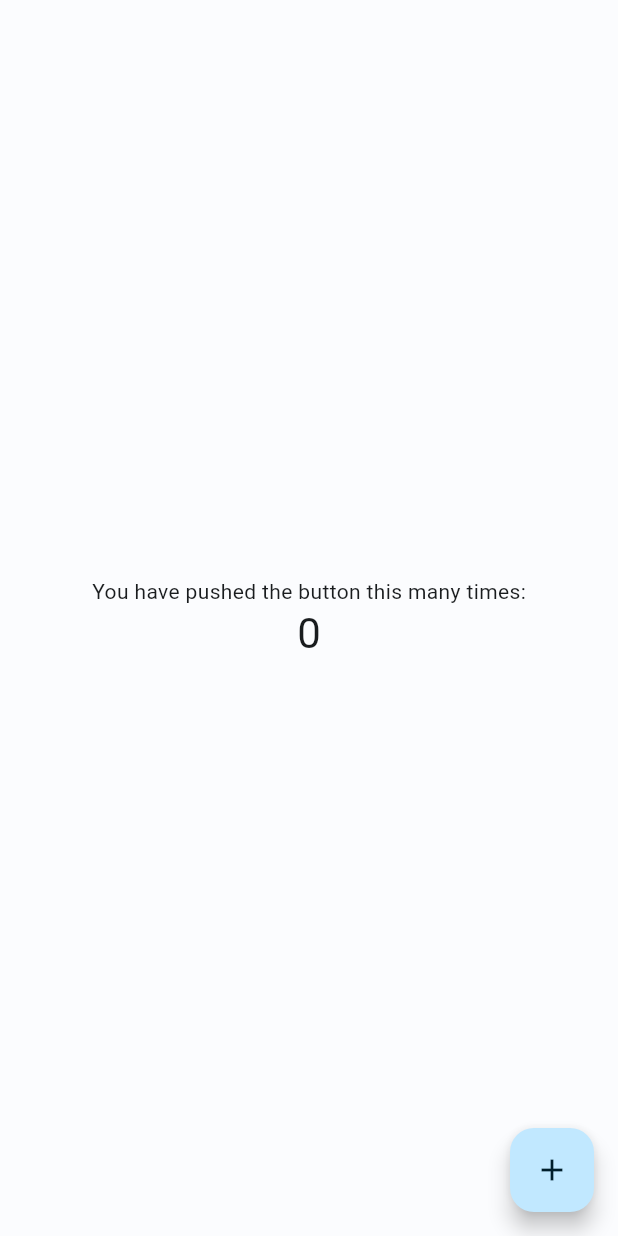
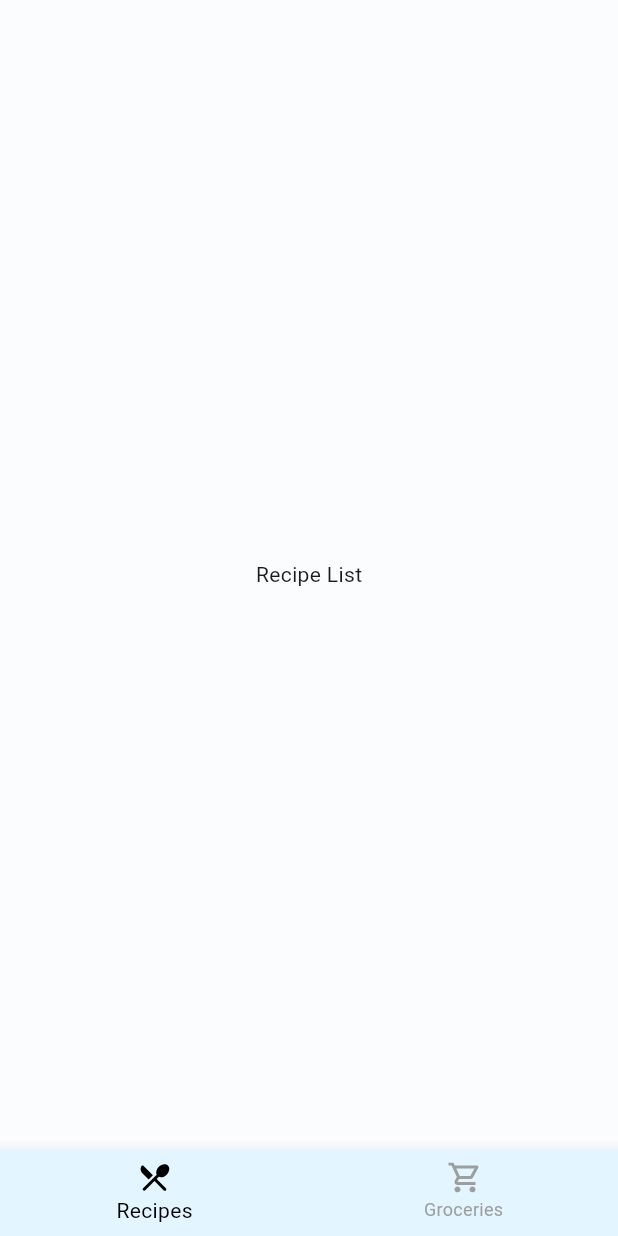
Before and after one commit to marcelovet/flutter_find_recipes, a Flutter app: the screen it shows after launch, on a phone screen of 412 x 824 dp. Run offline on Flutter 3.47's test engine with Material 3 defaults, Android fonts, the phone set to English and light mode, and no system bars; our stand-ins replace flutter_riverpod, flutter_svg; missing offline and left inert: colorize_lumberdash, desktop_window, flutter_adaptive_scaffold, lumberdash.

Commit message:
main screen tremplate

```diff
--- a/lib/ui/main_screen.dart
+++ b/lib/ui/main_screen.dart
@@ -1,43 +1,199 @@
 import 'package:flutter/material.dart';
+import 'package:flutter_adaptive_scaffold/flutter_adaptive_scaffold.dart';
+import 'package:flutter_find_recipes/ui/theme/colors.dart';
+import 'package:flutter_find_recipes/utils.dart';
+import 'package:flutter_riverpod/flutter_riverpod.dart';
+import 'package:flutter_svg/svg.dart';
 
-class MainScreen extends StatefulWidget {
+class MainScreen extends ConsumerStatefulWidget {
   const MainScreen({super.key, required this.title});
 
   final String title;
 
   @override
-  State<MainScreen> createState() => _MainScreenState();
+  ConsumerState<MainScreen> createState() => _MainScreenState();
 }
 
-class _MainScreenState extends State<MainScreen> {
-  int _counter = 0;
+class _MainScreenState extends ConsumerState<MainScreen> {
+  int _selectedIndex = 0;
+  List<Widget> pageList = <Widget>[];
+  // TODO Add Index Key
 
-  void _incrementCounter() {
+  @override
+  void initState() {
+    super.initState();
+    // TODO create a RecipeList
+    pageList.add(
+      const Center(
+        child: Text('Recipe List'),
+      )
+    );
+    // TODO create a GroceryList
+    pageList.add(
+      const Center(
+        child: Text('Grocery List'),
+      )
+    );
+    getCurrentIndex();
+  }
+
+  void saveCurrentIndex() async {
+    // TODO Save Current Index
+  }
+
+  void getCurrentIndex() async {
+    // TODO Get Current Index
+  }
+
+  void _onItemTapped(int index) {
     setState(() {
-      _counter++;
+      _selectedIndex = index;
     });
+    saveCurrentIndex();
+  }
+
+  List<NavigationRailDestination> getRailNavigations() {
+    final isDarkMode = Theme.of(context).brightness == Brightness.dark;
+    final selectedColor = isDarkMode ? Colors.white : Colors.black;
+    return [
+      NavigationRailDestination(
+        icon: SvgPicture.asset(
+          'assets/images/icon_recipe.svg',
+          colorFilter: ColorFilter.mode(
+            _selectedIndex == 0 ? selectedColor : Colors.black,
+            BlendMode.srcIn,
+          ),
+          semanticsLabel: 'Recipes',
+        ),
+        label: const Text('Recipes', style: TextStyle(fontSize: 10)),
+      ),
+      NavigationRailDestination(
+        icon: SvgPicture.asset(
+          'assets/images/shopping_cart.svg',
+          colorFilter: ColorFilter.mode(
+            _selectedIndex == 0 ? selectedColor : Colors.black,
+            BlendMode.srcIn,
+          ),
+          semanticsLabel: 'Groceries',
+        ),
+        label: const Text('Groceries', style: TextStyle(fontSize: 10)),
+      ),
+    ];
+  }
+
+  BottomNavigationBar createBottomNavigationBar() {
+    final isDarkMode = Theme.of(context).brightness == Brightness.dark;
+    final selectedColor = isDarkMode ? Colors.white : Colors.black;
+    final unSelectedItemColor = isDarkMode ? Colors.white : Colors.grey;
+    final backgroundColor = isDarkMode
+      ? darkBackgroundColor : smallCardBackgroundColor;
+
+    return BottomNavigationBar(
+      backgroundColor: backgroundColor,
+      currentIndex: _selectedIndex,
+      selectedItemColor: selectedColor,
+      unselectedItemColor: Colors.grey,
+      items: [
+        BottomNavigationBarItem(
+          icon: SvgPicture.asset(
+            'assets/images/icon_recipe.svg',
+            colorFilter: ColorFilter.mode(
+                _selectedIndex == 0 ? selectedColor : unSelectedItemColor,
+                BlendMode.srcIn
+            ),
+            semanticsLabel: 'Recipes',
+          ),
+          label: 'Recipes',
+        ),
+        BottomNavigationBarItem(
+          backgroundColor: _selectedIndex == 1
+            ? iconBackgroundColor : Colors.black,
+          icon: SvgPicture.asset(
+            'assets/images/shopping_cart.svg',
+            colorFilter: ColorFilter.mode(
+                _selectedIndex == 1 ? selectedColor : unSelectedItemColor,
+                BlendMode.srcIn
+            ),
+            semanticsLabel: 'Groceries',
+          ),
+          label: 'Groceries',
+        ),
+      ],
+      onTap: _onItemTapped,
+    );
+  }
+
+  Widget mobileLayout() {
+    return Scaffold(
+      bottomNavigationBar: createBottomNavigationBar(),
+      body: SafeArea(
+        child: IndexedStack(
+          index: _selectedIndex,
+          children: pageList,
+        )
+      ),
+    );
+  }
+
+  Widget largeLayout() {
+    final isDarkMode = Theme.of(context).brightness == Brightness.dark;
+    final selectedColor = isDarkMode
+      ? darkBackgroundColor
+      : smallCardBackgroundColor;
+    return AdaptiveLayout(
+      primaryNavigation: SlotLayout(
+        config: <Breakpoint, SlotLayoutConfig>{
+          Breakpoints.mediumAndUp: SlotLayout.from(
+            key: const Key('primaryNavigation'),
+            builder: (_) {
+              return Container(
+                decoration: BoxDecoration(color: selectedColor),
+                child: AdaptiveScaffold.standardNavigationRail(
+                  destinations: getRailNavigations(),
+                  onDestinationSelected: (int index) => _onItemTapped(index),
+                  selectedIndex: _selectedIndex,
+                  labelType: NavigationRailLabelType.all,
+                  backgroundColor: selectedColor,
+                  selectedIconTheme: IconTheme.of(context)
+                    .copyWith(color: iconBackgroundColor),
+                  unselectedIconTheme: IconTheme.of(context)
+                    .copyWith(color: Colors.black),
+                ),
+              );
+            },
+          ),
+        }
+      ),
+      body: SlotLayout(
+        config: <Breakpoint, SlotLayoutConfig?>{
+          Breakpoints.standard: SlotLayout.from(
+            key: const Key('body'),
+            builder: (_) {
+              return Container(
+                color: Colors.white,
+                child: IndexedStack(
+                  index: _selectedIndex,
+                  children: pageList,
+                ),
+              );
+            }
+          )
+        },
+      ),
+      bottomNavigation: SlotLayout(
+        config: <Breakpoint, SlotLayoutConfig?>{
+          Breakpoints.small: SlotLayout.from(
+            key: const Key('bottomNavigation'),
+            builder: (_) => createBottomNavigationBar()
+          ),
+        }
+      ),
+    );
   }
 
   @override
   Widget build(BuildContext context) {
-    return Scaffold(
-      body: Center(
-        child: Column(
-          mainAxisAlignment: MainAxisAlignment.center,
-          children: <Widget>[
-            const Text('You have pushed the button this many times:'),
-            Text(
-              '$_counter',
-              style: Theme.of(context).textTheme.headlineMedium,
-            ),
-          ],
-        ),
-      ),
-      floatingActionButton: FloatingActionButton(
-        onPressed: _incrementCounter,
-        tooltip: 'Increment',
-        child: const Icon(Icons.add),
-      ), // This trailing comma makes auto-formatting nicer for build methods.
-    );
+    if (isDesktop() || isWeb()) return largeLayout();
+    return mobileLayout();
   }
 }
```
